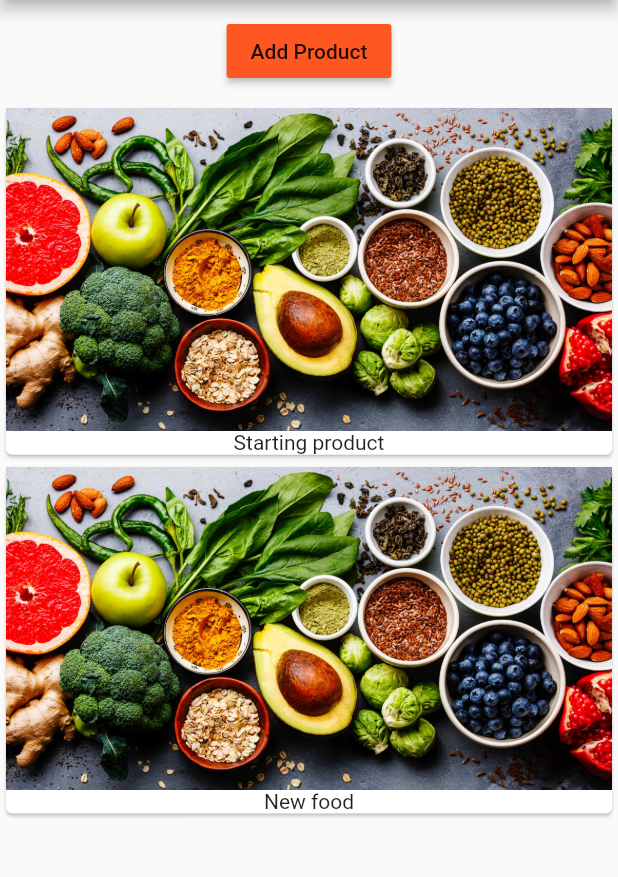
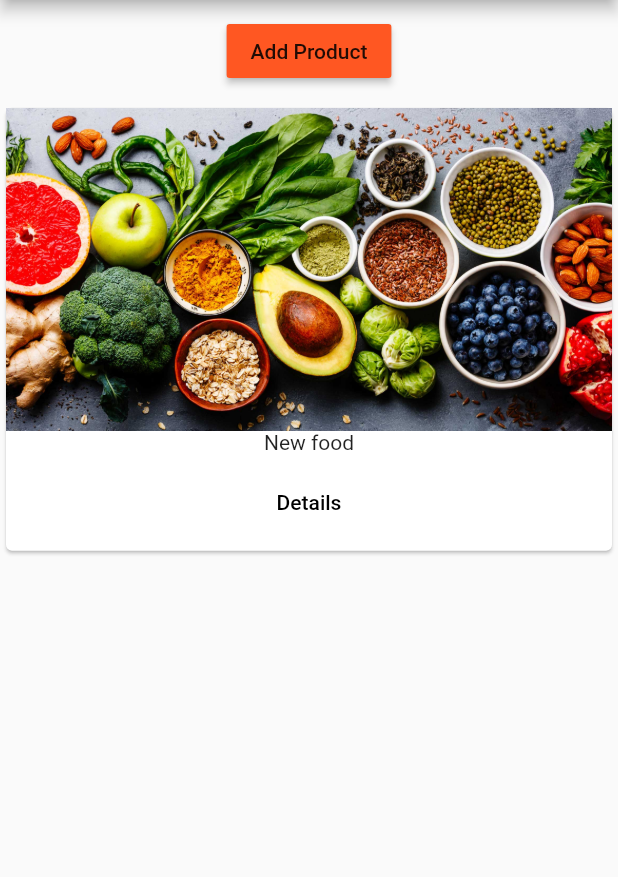
Before and after one commit to pmcarlos/flutter-products-app, a Flutter app: the screen it shows after launch, after a tap on "Add Product", on a phone screen of 412 x 824 dp, the part 84-961 px from its top. Run offline on Flutter 3.47's test engine with Material 2 defaults, Android fonts, the phone set to English and light mode, and no system bars.

Commit message:
Added simple navigation to Product Page

```diff
--- a/lib/main.dart
+++ b/lib/main.dart
@@ -1,8 +1,9 @@
 import 'package:flutter/material.dart';
 
-import './product_manager.dart';
-
-void main() => runApp(MyApp());
+import 'package:flutter_products_app/pages/home.dart';
+void main() {
+  runApp(MyApp());
+}
 
 class MyApp extends StatelessWidget {
   @override
@@ -12,10 +13,6 @@ class MyApp extends StatelessWidget {
             brightness: Brightness.light,
             primarySwatch: Colors.deepOrange,
             accentColor: Colors.deepPurple),
-        home: Scaffold(
-            appBar: AppBar(
-              title: Text('Easy List'),
-            ),
-            body: ProductManager(startingProduct: 'Starting product')));
+        home: HomePage());
   }
 }
--- /dev/null
+++ b/lib/pages/home.dart
@@ -0,0 +1,13 @@
+import 'package:flutter/material.dart';
+import 'package:flutter_products_app/product_manager.dart';
+
+class HomePage extends StatelessWidget {
+  @override
+  Widget build(BuildContext context) {
+    return Scaffold(
+            appBar: AppBar(
+              title: Text('Easy List'),
+            ),
+            body: ProductManager());
+  }
+}
--- /dev/null
+++ b/lib/pages/product.dart
@@ -0,0 +1,20 @@
+import 'package:flutter/material.dart';
+
+class ProductPage extends StatelessWidget {
+  @override
+  Widget build(BuildContext context) {
+    return Scaffold(
+        appBar: AppBar(
+          title: Text('Product details'),
+        ),
+        body: Column(
+          children: <Widget>[
+            Text('Details'),
+            RaisedButton(
+              child: Text('Go back'),
+              onPressed: () => Navigator.pop(context),
+            )
+          ],
+        ));
+  }
+}
--- a/lib/product_manager.dart
+++ b/lib/product_manager.dart
@@ -6,7 +6,7 @@ import 'package:flutter_products_app/product_control.dart';
 class ProductManager extends StatefulWidget {
   final String startingProduct;
 
-  ProductManager({this.startingProduct = 'Default product'});
+  ProductManager({this.startingProduct});
 
   @override
   State<StatefulWidget> createState() {
@@ -20,7 +20,9 @@ class _ProductManagerState extends State<ProductManager> {
   @override
   void initState() {
     super.initState();
-    _products.add(widget.startingProduct);
+    if (widget.startingProduct != null) {
+      _products.add(widget.startingProduct);
+    }
   }
 
   void _addProduct(String product) {
@@ -37,7 +39,7 @@ class _ProductManagerState extends State<ProductManager> {
           margin: EdgeInsets.all(10.0),
           child: ProductControl(_addProduct),
         ),
-        Products(_products)
+        Expanded(child: Products(_products))
       ],
     );
   }
--- a/lib/products.dart
+++ b/lib/products.dart
@@ -1,23 +1,54 @@
 import 'package:flutter/material.dart';
+import 'package:flutter_products_app/pages/product.dart';
 
 class Products extends StatelessWidget {
   final List<String> products;
 
   Products([this.products = const []]);
 
+  Widget _buildProductItem(BuildContext context, int index) {
+    print('build $index');
+    return Card(
+      child: Column(
+        children: <Widget>[
+          Image.asset('assets/food.jpg'),
+          Text(products[index]),
+          ButtonBar(
+            alignment: MainAxisAlignment.center,
+            children: <Widget>[
+              FlatButton(
+                child: Text('Details'),
+                onPressed: () => Navigator.push(
+                      context,
+                      MaterialPageRoute(
+                        builder: (BuildContext context) => ProductPage(),
+                      ),
+                    ),
+              ),
+            ],
+          ),
+        ],
+      ),
+    );
+  }
+
+  Widget _buildProductList() {
+    Widget productList;
+    if (products.length > 0) {
+      productList = ListView.builder(
+        itemBuilder: _buildProductItem,
+        itemCount: products.length,
+      );
+    } else {
+      productList = Center(
+        child: Text('No products found, please add some'),
+      );
+    }
+    return productList;
+  }
+
   @override
   Widget build(BuildContext context) {
-    // TODO: implement build
-    return Column(
-        children: products
-            .map((element) => Card(
-                  child: Column(
-                    children: <Widget>[
-                      Image.asset('assets/food.jpg'),
-                      Text(element)
-                    ],
-                  ),
-                ))
-            .toList());
+    return _buildProductList();
   }
 }
```
